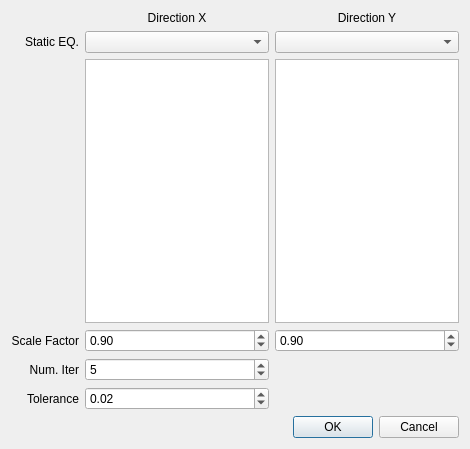
ebrahimraeyat/civilTools, file applications/cfactor/widgets/response_spectrum.ui: the form before one commit.
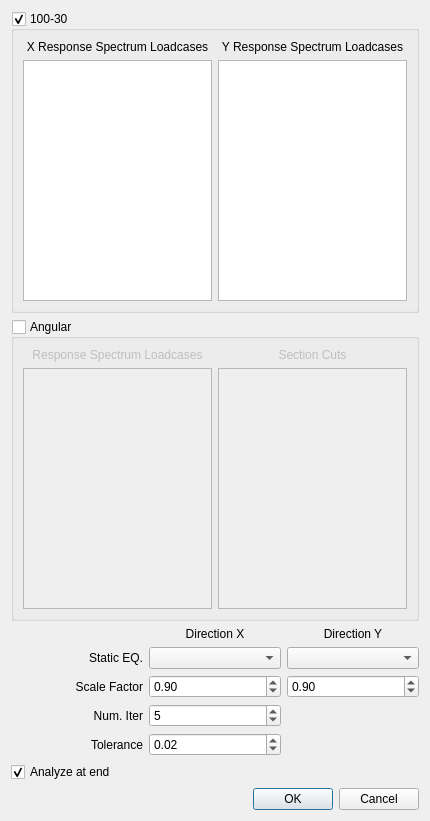
The form after the commit.

Commit message: CFACTOR: Adding functions for angle response spectrum analysis

What changed in the file:
```diff
--- a/applications/cfactor/widgets/response_spectrum.ui
+++ b/applications/cfactor/widgets/response_spectrum.ui
@@ -6,8 +6,8 @@
    <rect>
     <x>0</x>
     <y>0</y>
-    <width>470</width>
-    <height>449</height>
+    <width>430</width>
+    <height>821</height>
    </rect>
   </property>
   <property name="windowTitle">
@@ -15,37 +15,126 @@
   </property>
   <layout class="QVBoxLayout" name="verticalLayout">
    <item>
-    <layout class="QGridLayout" name="gridLayout">
-     <item row="5" column="0">
-      <widget class="QLabel" name="label_9">
-       <property name="text">
-        <string>Tolerance</string>
-       </property>
-       <property name="alignment">
-        <set>Qt::AlignRight|Qt::AlignTrailing|Qt::AlignVCenter</set>
-       </property>
-      </widget>
-     </item>
-     <item row="4" column="1">
-      <widget class="QSpinBox" name="iteration">
-       <property name="minimum">
-        <number>1</number>
-       </property>
-       <property name="value">
-        <number>5</number>
-       </property>
-      </widget>
-     </item>
-     <item row="4" column="0">
-      <widget class="QLabel" name="label_8">
-       <property name="text">
-        <string>Num. Iter</string>
-       </property>
-       <property name="alignment">
-        <set>Qt::AlignRight|Qt::AlignTrailing|Qt::AlignVCenter</set>
-       </property>
-      </widget>
-     </item>
+    <widget class="QGroupBox" name="groupBox">
+     <property name="title">
+      <string>100-30</string>
+     </property>
+     <property name="checkable">
+      <bool>true</bool>
+     </property>
+     <layout class="QGridLayout" name="gridLayout">
+      <item row="0" column="0">
+       <widget class="QLabel" name="label_3">
+        <property name="layoutDirection">
+         <enum>Qt::LeftToRight</enum>
+        </property>
+        <property name="text">
+         <string>X Response Spectrum Loadcases</string>
+        </property>
+        <property name="alignment">
+         <set>Qt::AlignCenter</set>
+        </property>
+       </widget>
+      </item>
+      <item row="0" column="1">
+       <widget class="QLabel" name="label_4">
+        <property name="layoutDirection">
+         <enum>Qt::LeftToRight</enum>
+        </property>
+        <property name="text">
+         <string>Y Response Spectrum Loadcases</string>
+        </property>
+        <property name="alignment">
+         <set>Qt::AlignCenter</set>
+        </property>
+       </widget>
+      </item>
+      <item row="1" column="0">
+       <widget class="QListWidget" name="x_loadcase_list">
+        <property name="selectionMode">
+         <enum>QAbstractItemView::MultiSelection</enum>
+        </property>
+        <property name="sortingEnabled">
+         <bool>false</bool>
+        </property>
+       </widget>
+      </item>
+      <item row="1" column="1">
+       <widget class="QListWidget" name="y_loadcase_list">
+        <property name="selectionMode">
+         <enum>QAbstractItemView::MultiSelection</enum>
+        </property>
+        <property name="sortingEnabled">
+         <bool>false</bool>
+        </property>
+       </widget>
+      </item>
+     </layout>
+    </widget>
+   </item>
+   <item>
+    <widget class="QGroupBox" name="groupBox_2">
+     <property name="title">
+      <string>Angular</string>
+     </property>
+     <property name="checkable">
+      <bool>true</bool>
+     </property>
+     <property name="checked">
+      <bool>false</bool>
+     </property>
+     <layout class="QGridLayout" name="gridLayout_2">
+      <item row="0" column="0">
+       <widget class="QLabel" name="label_5">
+        <property name="layoutDirection">
+         <enum>Qt::LeftToRight</enum>
+        </property>
+        <property name="text">
+         <string>Response Spectrum Loadcases</string>
+        </property>
+        <property name="alignment">
+         <set>Qt::AlignCenter</set>
+        </property>
+       </widget>
+      </item>
+      <item row="0" column="1">
+       <widget class="QLabel" name="label_10">
+        <property name="layoutDirection">
+         <enum>Qt::LeftToRight</enum>
+        </property>
+        <property name="text">
+         <string>Section Cuts</string>
+        </property>
+        <property name="alignment">
+         <set>Qt::AlignCenter</set>
+        </property>
+       </widget>
+      </item>
+      <item row="1" column="0">
+       <widget class="QListWidget" name="x_loadcase_list_2">
+        <property name="selectionMode">
+         <enum>QAbstractItemView::MultiSelection</enum>
+        </property>
+        <property name="sortingEnabled">
+         <bool>false</bool>
+        </property>
+       </widget>
+      </item>
+      <item row="1" column="1">
+       <widget class="QListWidget" name="y_loadcase_list_2">
+        <property name="selectionMode">
+         <enum>QAbstractItemView::MultiSelection</enum>
+        </property>
+        <property name="sortingEnabled">
+         <bool>false</bool>
+        </property>
+       </widget>
+      </item>
+     </layout>
+    </widget>
+   </item>
+   <item>
+    <layout class="QGridLayout" name="gridLayout_3">
      <item row="0" column="1">
       <widget class="QLabel" name="label">
        <property name="layoutDirection">
@@ -59,9 +148,6 @@
        </property>
       </widget>
      </item>
-     <item row="1" column="1">
-      <widget class="QComboBox" name="static_x"/>
-     </item>
      <item row="0" column="2">
       <widget class="QLabel" name="label_6">
        <property name="enabled">
@@ -75,13 +161,6 @@
        </property>
       </widget>
      </item>
-     <item row="1" column="2">
-      <widget class="QComboBox" name="static_y">
-       <property name="enabled">
-        <bool>true</bool>
-       </property>
-      </widget>
-     </item>
      <item row="1" column="0">
       <widget class="QLabel" name="label_2">
        <property name="text">
@@ -92,27 +171,27 @@
        </property>
       </widget>
      </item>
-     <item row="2" column="2">
-      <widget class="QListWidget" name="y_loadcase_list">
-       <property name="selectionMode">
-        <enum>QAbstractItemView::MultiSelection</enum>
+     <item row="1" column="1">
+      <widget class="QComboBox" name="static_x"/>
+     </item>
+     <item row="1" column="2">
+      <widget class="QComboBox" name="static_y">
+       <property name="enabled">
+        <bool>true</bool>
        </property>
-       <property name="sortingEnabled">
-        <bool>false</bool>
+      </widget>
+     </item>
+     <item row="2" column="0">
+      <widget class="QLabel" name="label_7">
+       <property name="text">
+        <string>Scale Factor</string>
+       </property>
+       <property name="alignment">
+        <set>Qt::AlignRight|Qt::AlignTrailing|Qt::AlignVCenter</set>
        </property>
       </widget>
      </item>
      <item row="2" column="1">
-      <widget class="QListWidget" name="x_loadcase_list">
-       <property name="selectionMode">
-        <enum>QAbstractItemView::MultiSelection</enum>
-       </property>
-       <property name="sortingEnabled">
-        <bool>false</bool>
-       </property>
-      </widget>
-     </item>
-     <item row="3" column="1">
       <widget class="QDoubleSpinBox" name="x_scalefactor">
        <property name="minimum">
         <double>0.850000000000000</double>
@@ -128,17 +207,53 @@
        </property>
       </widget>
      </item>
+     <item row="2" column="2">
+      <widget class="QDoubleSpinBox" name="y_scalefactor">
+       <property name="minimum">
+        <double>0.850000000000000</double>
+       </property>
+       <property name="maximum">
+        <double>1.000000000000000</double>
+       </property>
+       <property name="singleStep">
+        <double>0.050000000000000</double>
+       </property>
+       <property name="value">
+        <double>0.900000000000000</double>
+       </property>
+      </widget>
+     </item>
      <item row="3" column="0">
-      <widget class="QLabel" name="label_7">
+      <widget class="QLabel" name="label_8">
        <property name="text">
-        <string>Scale Factor</string>
+        <string>Num. Iter</string>
        </property>
        <property name="alignment">
         <set>Qt::AlignRight|Qt::AlignTrailing|Qt::AlignVCenter</set>
        </property>
       </widget>
      </item>
-     <item row="5" column="1">
+     <item row="3" column="1">
+      <widget class="QSpinBox" name="iteration">
+       <property name="minimum">
+        <number>1</number>
+       </property>
+       <property name="value">
+        <number>5</number>
+       </property>
+      </widget>
+     </item>
+     <item row="4" column="0">
+      <widget class="QLabel" name="label_9">
+       <property name="text">
+        <string>Tolerance</string>
+       </property>
+       <property name="alignment">
+        <set>Qt::AlignRight|Qt::AlignTrailing|Qt::AlignVCenter</set>
+       </property>
+      </widget>
+     </item>
+     <item row="4" column="1">
       <widget class="QDoubleSpinBox" name="tolerance">
        <property name="minimum">
         <double>0.000000000000000</double>
@@ -154,19 +269,16 @@
        </property>
       </widget>
      </item>
-     <item row="3" column="2">
-      <widget class="QDoubleSpinBox" name="y_scalefactor">
-       <property name="minimum">
-        <double>0.850000000000000</double>
+     <item row="5" column="0" colspan="3">
+      <widget class="QCheckBox" name="checkBox">
+       <property name="layoutDirection">
+        <enum>Qt::LeftToRight</enum>
        </property>
-       <property name="maximum">
-        <double>1.000000000000000</double>
+       <property name="text">
+        <string>Analyze at end</string>
        </property>
-       <property name="singleStep">
-        <double>0.050000000000000</double>
-       </property>
-       <property name="value">
-        <double>0.900000000000000</double>
+       <property name="checked">
+        <bool>true</bool>
        </property>
       </widget>
      </item>
```
Left out of the diff: 2 changed lines with no effect on the pictures.
